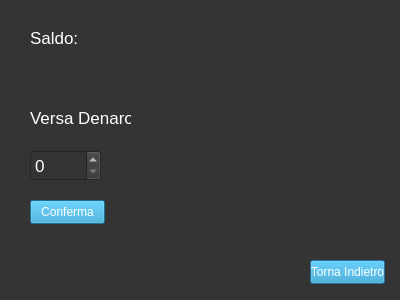
This is Viste/Cliente/GUI/portafoglio.ui in GiulianiM/Noleggio as Qt 5 draws it before an edit. The edited form follows.
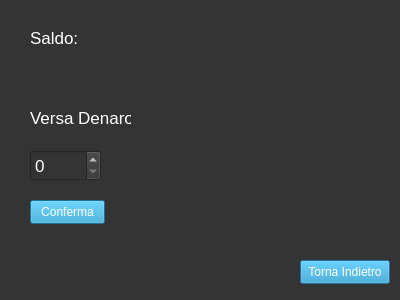
This is the edited form.

The edit to the form file:
```diff
--- a/Viste/Cliente/GUI/portafoglio.ui
+++ b/Viste/Cliente/GUI/portafoglio.ui
@@ -19,9 +19,9 @@
   <widget class="QPushButton" name="back_button">
    <property name="geometry">
     <rect>
-     <x>310</x>
+     <x>300</x>
      <y>260</y>
-     <width>75</width>
+     <width>90</width>
      <height>24</height>
     </rect>
    </property>
```
